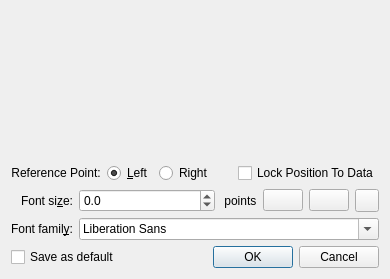
Kst-plot/kst, file src/libkstapp/labelcreator.ui: the form before one commit.
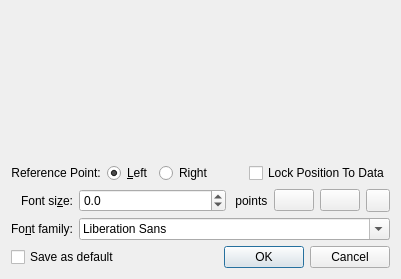
The form after the commit. Custom widgets are drawn as their Qt base class.

```diff
--- a/src/libkstapp/labelcreator.ui
+++ b/src/libkstapp/labelcreator.ui
@@ -6,7 +6,7 @@
    <rect>
     <x>0</x>
     <y>0</y>
-    <width>390</width>
+    <width>401</width>
     <height>279</height>
    </rect>
   </property>
@@ -88,7 +88,7 @@
         </sizepolicy>
        </property>
        <property name="text">
-        <string>Font famil&amp;y:</string>
+        <string>Fo&amp;nt family:</string>
        </property>
        <property name="alignment">
         <set>Qt::AlignRight|Qt::AlignTrailing|Qt::AlignVCenter</set>
```
Left out of the diff: 9 changed lines with no effect on the pictures.
